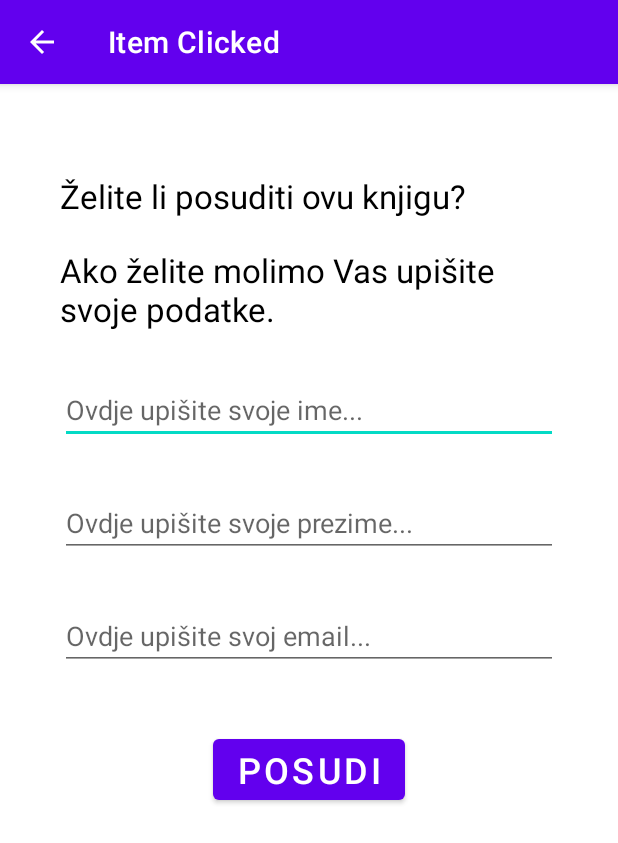
After one commit to Dominik277/LibraryManagementSystem, an Android app: the ItemClickActivity screen opened directly, with no data from a screen before it, on a phone screen of 412 x 824 dp. The commit adds this screen. Shown: the top 843 px of the screen. Run offline under Robolectric (Android 15) with nearby library versions, the phone set to English and light mode, and no system bars.

Commit message:
Kreiran vizualni dio za kada se pritisne item click.

```diff
--- a/app/src/main/AndroidManifest.xml
+++ b/app/src/main/AndroidManifest.xml
@@ -9,7 +9,10 @@
         android:roundIcon="@mipmap/ic_launcher_round"
         android:supportsRtl="true"
         android:theme="@style/Theme.LibraryManagementSystem">
-        <activity android:name=".ModifyActivity"></activity>
+        <activity
+            android:name=".ItemClickActivity"
+            android:parentActivityName=".draweraktivnosti.ProgramiranjeActivity"/>
+        <activity android:name=".ModifyActivity" />
         <activity android:name=".UnesiteKnjiguActivity" />
         <activity
             android:name=".draweraktivnosti.FABActivity"
--- /dev/null
+++ b/app/src/main/java/hr/dominik/library/ItemClickActivity.java
@@ -0,0 +1,16 @@
+package hr.dominik.library;
+
+import androidx.appcompat.app.AppCompatActivity;
+
+import android.os.Bundle;
+
+public class ItemClickActivity extends AppCompatActivity {
+
+    @Override
+    protected void onCreate(Bundle savedInstanceState) {
+        super.onCreate(savedInstanceState);
+        setContentView(R.layout.activity_item_click);
+        getSupportActionBar().setDisplayHomeAsUpEnabled(true);
+        setTitle("Item Clicked");
+    }
+}
--- a/app/src/main/java/hr/dominik/library/ModifyActivity.java
+++ b/app/src/main/java/hr/dominik/library/ModifyActivity.java
@@ -5,6 +5,7 @@ import hr.dominik.library.DatabaseHelpers.ProgramiranjeDatabaseHelper;
 
 import android.content.Intent;
 import android.os.Bundle;
+import android.os.strictmode.SqliteObjectLeakedViolation;
 import android.view.View;
 import android.widget.Button;
 import android.widget.EditText;
@@ -48,29 +49,18 @@ public class ModifyActivity extends AppCompatActivity {
         gumbUpdate.setOnClickListener(new View.OnClickListener() {
             @Override
             public void onClick(View v) {
-                try {
                     String name = editTextImeKnjige.getText().toString();
                     String author = editTextPisac.getText().toString();
                     String pages = editTextStranice.getText().toString();
                     databaseHelper.updateBook(name,author,pages);
-                }catch (Exception e){
-                    Toast toast = Toast.makeText(getApplicationContext(),"Nije moguće azurirati bazu podataka!"
-                            ,Toast.LENGTH_LONG);
-                    toast.show();
-                }
             }
         });
 
         gumbDelete.setOnClickListener(new View.OnClickListener() {
             @Override
             public void onClick(View v) {
-                try {
                     String nameKnjige = editTextImeKnjige.getText().toString();
                     databaseHelper.deleteRow(nameKnjige);
-                }catch (Exception e){
-                    Toast.makeText(getApplicationContext(),"Nije moguće obrisati zapis iz baze!",
-                            Toast.LENGTH_LONG).show();
-                }
             }
         });
     }
--- a/app/src/main/java/hr/dominik/library/draweraktivnosti/ProgramiranjeActivity.java
+++ b/app/src/main/java/hr/dominik/library/draweraktivnosti/ProgramiranjeActivity.java
@@ -3,6 +3,7 @@ package hr.dominik.library.draweraktivnosti;
 import androidx.annotation.NonNull;
 import androidx.appcompat.app.AppCompatActivity;
 import hr.dominik.library.DatabaseHelpers.ProgramiranjeDatabaseHelper;
+import hr.dominik.library.ItemClickActivity;
 import hr.dominik.library.ModifyActivity;
 import hr.dominik.library.R;
 import hr.dominik.library.UnesiteKnjiguActivity;
@@ -17,6 +18,7 @@ import android.widget.ListAdapter;
 import android.widget.ListView;
 import android.widget.SimpleAdapter;
 import android.widget.TextView;
+import android.widget.Toast;
 
 import java.util.ArrayList;
 import java.util.HashMap;
@@ -39,6 +41,14 @@ public class ProgramiranjeActivity extends AppCompatActivity {
                                     ,new String[]{"name","author","pages"}
                                     ,new int[]{R.id.textViewName,R.id.textViewAuthor,R.id.textViewPages});
         listView.setAdapter(adapter);
+
+        listView.setOnItemClickListener(new AdapterView.OnItemClickListener() {
+            @Override
+            public void onItemClick(AdapterView<?> parent, View view, int position, long id) {
+                startActivity(new Intent(ProgramiranjeActivity.this, ItemClickActivity.class));
+
+            }
+        });
 
         listView.setOnItemLongClickListener(new AdapterView.OnItemLongClickListener() {
             @Override
--- /dev/null
+++ b/app/src/main/res/layout/activity_item_click.xml
@@ -0,0 +1,52 @@
+<?xml version="1.0" encoding="utf-8"?>
+<LinearLayout
+    xmlns:android="http://schemas.android.com/apk/res/android"
+    xmlns:app="http://schemas.android.com/apk/res-auto"
+    xmlns:tools="http://schemas.android.com/tools"
+    android:layout_width="match_parent"
+    android:layout_height="match_parent"
+    android:orientation="vertical"
+    android:padding="40dp"
+    tools:context=".ItemClickActivity">
+
+    <TextView
+        android:layout_width="wrap_content"
+        android:layout_height="wrap_content"
+        android:layout_marginTop="20dp"
+        android:text="Želite li posuditi ovu knjigu?"
+        android:textSize="22dp"
+        android:textColor="#000"/>
+    <TextView
+        android:layout_width="wrap_content"
+        android:layout_height="wrap_content"
+        android:layout_marginTop="20dp"
+        android:text="Ako želite molimo Vas upišite svoje podatke."
+        android:textSize="22dp"
+        android:textColor="#000"/>
+    <EditText
+        android:id="@+id/editTextPosudbaIme"
+        android:layout_width="match_parent"
+        android:layout_height="wrap_content"
+        android:layout_marginTop="30dp"
+        android:hint="Ovdje upišite svoje ime..."/>
+    <EditText
+        android:id="@+id/editTextPosudbaPrezime"
+        android:layout_width="match_parent"
+        android:layout_height="wrap_content"
+        android:layout_marginTop="30dp"
+        android:hint="Ovdje upišite svoje prezime..."/>
+    <EditText
+        android:id="@+id/editTextPosudbaEmail"
+        android:layout_width="match_parent"
+        android:layout_height="wrap_content"
+        android:layout_marginTop="30dp"
+        android:hint="Ovdje upišite svoj email..."/>
+    <Button
+        android:layout_width="wrap_content"
+        android:layout_height="wrap_content"
+        android:layout_marginTop="40dp"
+        android:layout_gravity="center_horizontal"
+        android:text="Posudi"
+        android:textSize="24dp"/>
+
+</LinearLayout>
--- a/app/src/main/res/layout/list_row.xml
+++ b/app/src/main/res/layout/list_row.xml
@@ -6,11 +6,7 @@
     android:orientation="horizontal"
     android:padding="5dp">
 
-    <TextView
-        android:id="@+id/id"
-        android:layout_width="wrap_content"
-        android:layout_height="wrap_content"
-        android:visibility="invisible"/>
+
     <TextView
         android:id="@+id/textViewName"
         android:layout_width="wrap_content"
```
